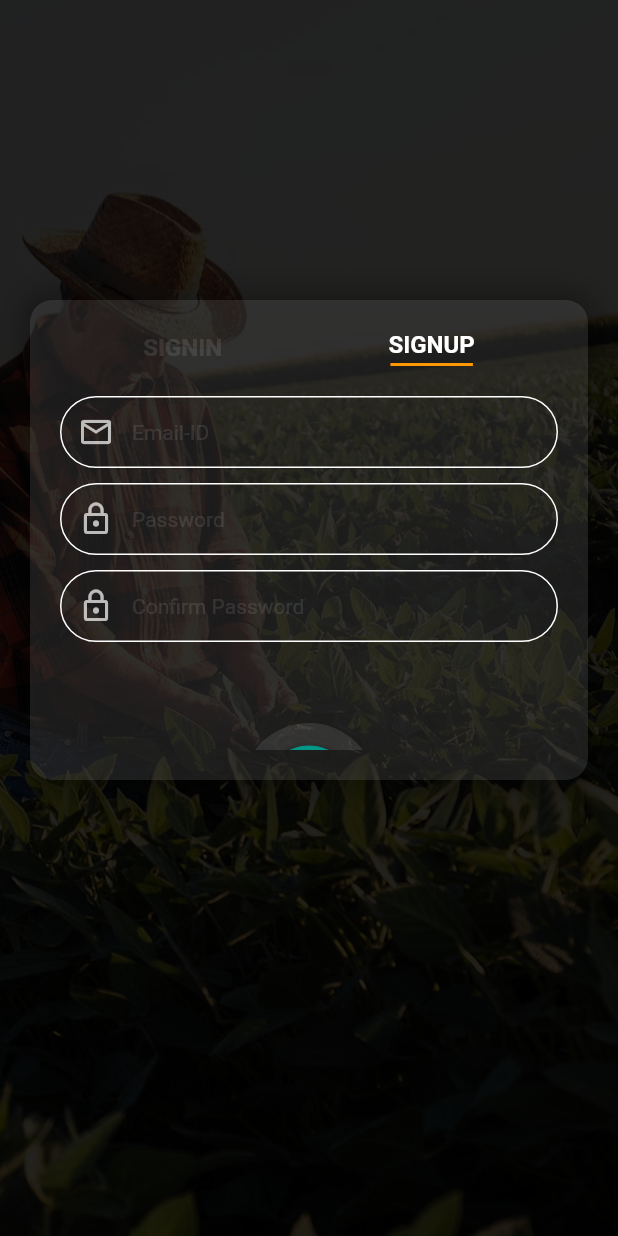
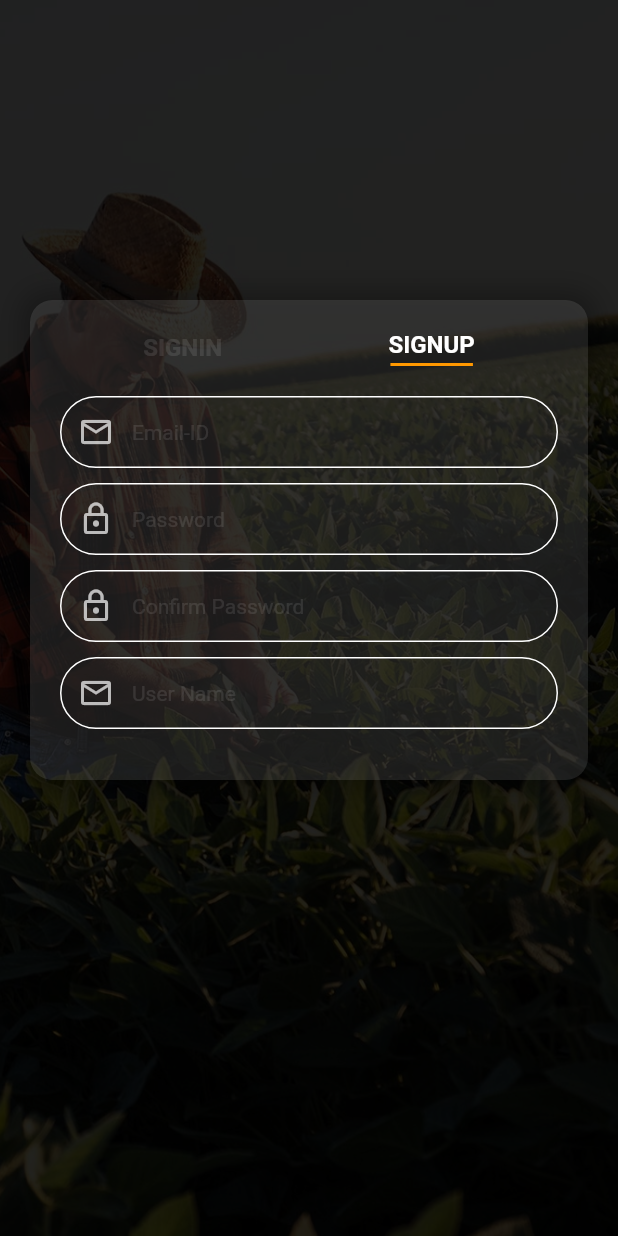
Before and after one commit to Anjali2502/FARMER_PORTAL, a Flutter app: the screen it shows after launch, after a tap on "SIGNUP", on a phone screen of 412 x 824 dp. Run offline on Flutter 3.47's test engine with Material 2 defaults, Android fonts, the light colour scheme and no system bars; our stand-ins replace community_material_icon, firebase_auth, firebase_core; accounts and stored records are empty.

Commit message:
created farmer and merchant database

```diff
--- a/lib/screens/authenticate/sign_in.dart
+++ b/lib/screens/authenticate/sign_in.dart
@@ -21,6 +21,9 @@ class _LoginPageState extends State<LoginPage> {
   String psswd = "";
   String confrmpsswd = "";
   String error = "";
+  String UserName="";
+  String _dropdownValue="Farmer";
+  var items = ["Farmer","Merchant"];
 
   @override
   void initState() {
@@ -212,8 +215,33 @@ class _LoginPageState extends State<LoginPage> {
       child: Column(
 
         children: [
-          buildTextField(Icons.mail_outline, "Email_id", false, true,false),
-          buildTextField(Icons.lock_outline, "Password", true, false,false),
+          buildTextField(Icons.mail_outline, "Email_id", false, true,false,false),
+          buildTextField(Icons.lock_outline, "Password", true, false,false,false),
+          DropdownButton(
+            hint: Text("User Type"),
+            style: TextStyle(
+              color: Colors.white
+            ),
+            dropdownColor: Colors.black,
+            value:_dropdownValue ,
+            icon: Icon(Icons.keyboard_arrow_down),
+            items: items.map((String items){
+            return DropdownMenuItem(
+                value: items,
+                child: Text(items)
+            );
+          }
+          ).toList(),
+          onChanged: (val){
+              setState(() {
+                this._dropdownValue=val.toString();
+              });
+
+          },
+
+
+
+          ),
           SizedBox(height: 20.0),
 
           Text(error,style: TextStyle(color: Colors.red,fontSize: 6.0)),
@@ -273,9 +301,36 @@ class _LoginPageState extends State<LoginPage> {
       margin: EdgeInsets.only(top: 20),
       child: Column(
         children: [
-          buildTextField(Icons.email_outlined,"Email-ID",false,true,false),
-          buildTextField(Icons.lock_outline,"Password",true,false,false),
-          buildTextField(Icons.lock_outline,"Confirm Password",false,false,true),
+          buildTextField(Icons.email_outlined,"Email-ID",false,true,false,false),
+          buildTextField(Icons.lock_outline,"Password",true,false,false,false),
+          buildTextField(Icons.lock_outline,"Confirm Password",false,false,true,false),
+          buildTextField(Icons.email_outlined,"User Name",false,false,false,true),
+
+          DropdownButton(
+            hint: Text("User Type"),
+            style: TextStyle(
+                color: Colors.white
+            ),
+            dropdownColor: Colors.black,
+            value:_dropdownValue ,
+            icon: Icon(Icons.keyboard_arrow_down),
+            items: items.map((String items){
+              return DropdownMenuItem(
+                  value: items,
+                  child: Text(items)
+              );
+            }
+            ).toList(),
+            onChanged: (val){
+              setState(() {
+                this._dropdownValue=val.toString();
+              });
+
+            },
+
+
+
+          ),
           SizedBox(height: 10.0),
 
           Text(error,style: TextStyle(color: Colors.red,fontSize: 12.0)),
@@ -284,13 +339,14 @@ class _LoginPageState extends State<LoginPage> {
       ),
     );
   }
-  Widget buildTextField(IconData icon,String hintText,bool isPassword,bool isEmail,bool iscpsswd){
+  Widget buildTextField(IconData icon,String hintText,bool isPassword,bool isEmail,bool iscpsswd,bool isusername){
     return Padding(
       padding: const EdgeInsets.only(bottom: 10.0),
       child: TextField(
         obscureText: isPassword || iscpsswd,
 
         keyboardType: isEmail ? TextInputType.emailAddress: TextInputType.text,
+        //keyboardType: isusername ? TextInputType.emailAddress: TextInputType.text,
         onChanged: (val){
           if(isEmail){
             setState(() {
@@ -301,12 +357,16 @@ class _LoginPageState extends State<LoginPage> {
               setState(() {
                 psswd=val;
               });
-            } else
+            } else if(iscpsswd)
               {
                 setState(() {
                   confrmpsswd=val;
                 });
-              }
+              }else{
+            setState(() {
+              UserName=val;
+            });
+          }
         },
         decoration: InputDecoration(
           prefixIcon: Icon(
@@ -420,7 +480,7 @@ class _LoginPageState extends State<LoginPage> {
                           if(email!="" && psswd!=""&&confrmpsswd!="") {
                             if (psswd == confrmpsswd) {
                               print("you are signed up");
-                              dynamic result = await _auth.registerWithEandP(email,psswd);
+                              dynamic result = await _auth.registerWithEandP(email,psswd,_dropdownValue,UserName);
                               if(result==null){
                                 setState(() {
                                   error="please supply valid email";
--- a/lib/services/auth.dart
+++ b/lib/services/auth.dart
@@ -1,5 +1,6 @@
 import 'package:farmer_merchant/models/farmer_user.dart';
 import 'package:farmer_merchant/models/farmer_user.dart';
+import 'package:farmer_merchant/services/User_Database.dart';
 import 'package:firebase_auth/firebase_auth.dart';
 import 'package:flutter/material.dart';
 
@@ -51,10 +52,16 @@ class AuthService {
       return null;
     }
   }
-  Future registerWithEandP(String email,String password) async {
+  Future registerWithEandP(String email,String password,String usertype,String username) async {
     try{
       UserCredential result = await _auth.createUserWithEmailAndPassword(email: email, password: password);
       User? user = result.user;
+      if(usertype=="Farmer"){
+      await DatabaseService(uid:user!.uid).updateFarmerData(email,usertype,username);}
+      else
+        {
+          await DatabaseService(uid:user!.uid).updateMerchantData(email, usertype, username);
+        }
       return _userFromFirebaseUser(user!);
     } catch(e){
       print(e.toString());
```
Also changed, not shown: lib/home/home.dart (+12 -5 lines), pubspec.lock.
